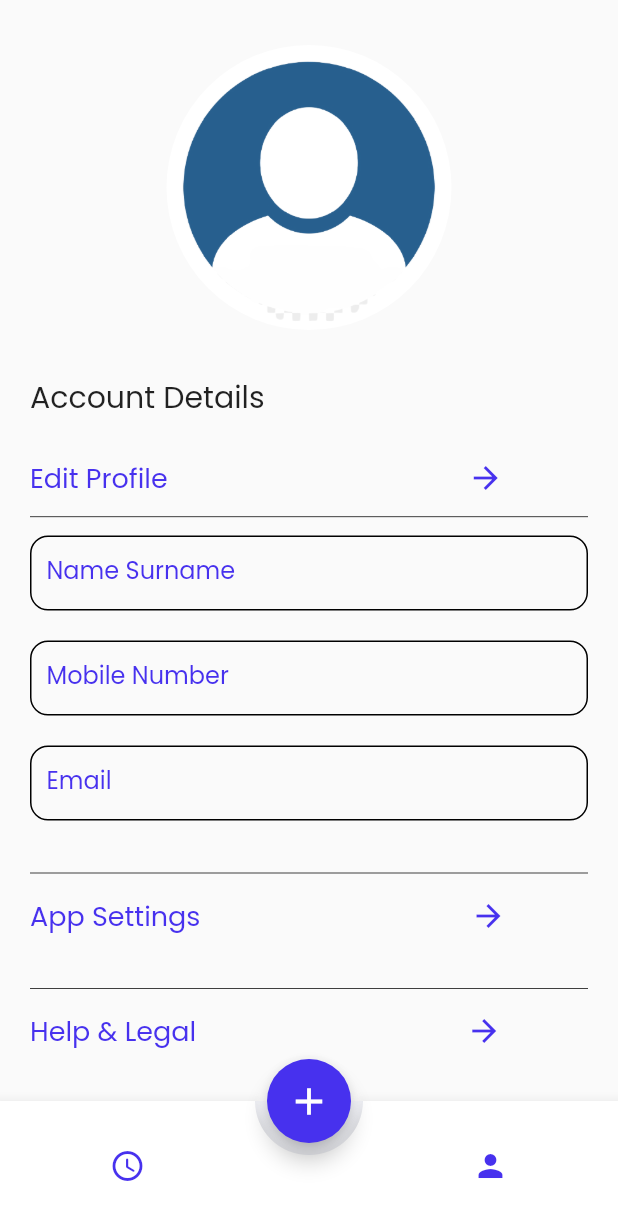
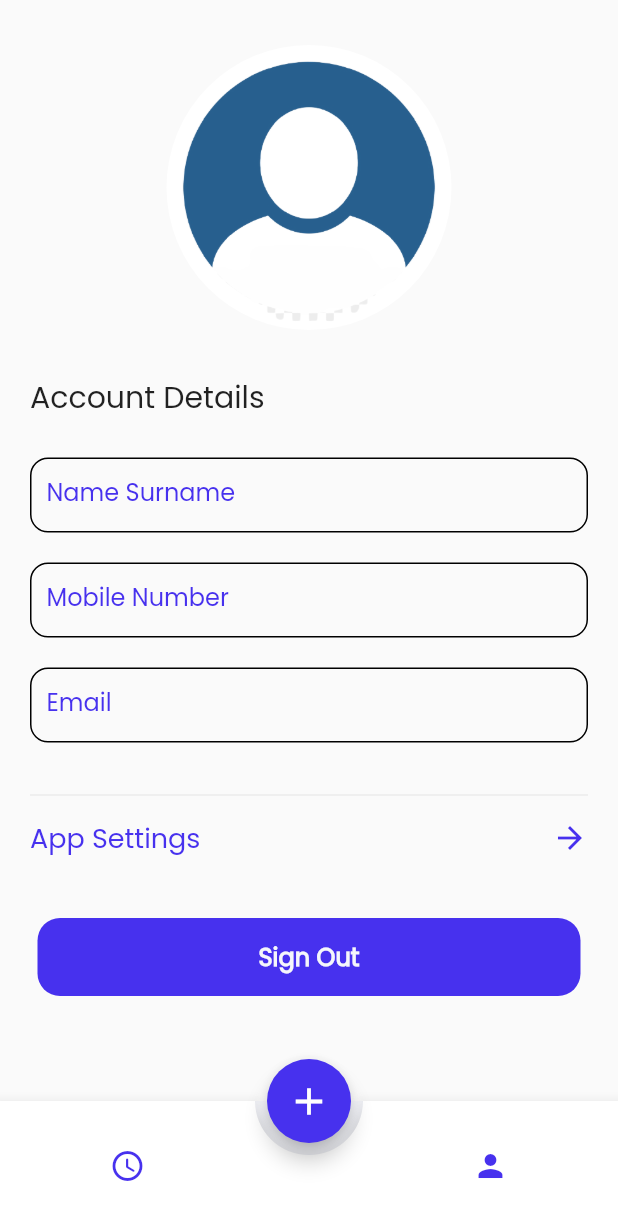
Before and after one commit to pratyushmp/Batua, a Flutter app: the HomeScreen screen opened by its route, item 2 of the bottom bar chosen, on a phone screen of 412 x 824 dp. Shown: the top 1220 px of the screen. Run offline on Flutter 3.47's test engine with Material 2 defaults, Android fonts, the phone set to English and light mode, and no system bars; drawn by our look-alikes of animated_bottom_navigation_bar; our stand-ins replace cloud_firestore, firebase_auth, firebase_core, firebase_database, flutter_spinkit, font_awesome_flutter and 3 more; missing offline and left inert: awesome_slider, flutter_facebook_auth; accounts and stored records are empty.

Commit message:
Fixes #75

```diff
--- a/lib/UI/profile.dart
+++ b/lib/UI/profile.dart
@@ -1,96 +1,68 @@
 import 'package:batua/Services/authentication_service.dart';
 import 'package:batua/utils/constants.dart';
-import'package:flutter/material.dart';
-
+import 'package:flutter/material.dart';
 
 class Myprofile extends StatelessWidget {
-
   final AuthenticationService _auth = AuthenticationService();
 
   //Textfield
-Widget SingleTextBox(String name){
+  Widget singleTextBox(String name) {
     return Column(
       children: [
         Container(
           height: 50,
           width: 390,
           decoration: BoxDecoration(
-                border: Border.all(),
-                borderRadius: BorderRadius.circular(12)
-              ),
+              border: Border.all(), borderRadius: BorderRadius.circular(12)),
           child: Padding(
-            padding:EdgeInsets.symmetric(horizontal: 10,vertical: 10),
-            child: Text(name,style: TextStyle(
-              fontSize: 16,
-              color: secondary_color
-            ),),
+            padding: EdgeInsets.symmetric(horizontal: 10, vertical: 10),
+            child: Text(
+              name,
+              style: TextStyle(fontSize: 16, color: secondary_color),
             ),
           ),
-     SizedBox(height: 20,)
+        ),
+        SizedBox(
+          height: 20,
+        )
       ],
     );
   }
+
 //app settings button
-Widget AppSettingsButton(){
-  return Column(
+  Widget appSettingsButton({
+    BuildContext context,
+    String routeName,
+  }) {
+    return InkWell(
+      onTap: () => Navigator.of(context).pushNamed(routeName),
+      child: Row(
+        mainAxisAlignment: MainAxisAlignment.spaceBetween,
         children: [
-      Row(
-          children: [
-            GestureDetector(
-              // ignore: prefer_const_constructors
-              child: Row(
-
-                // ignore: prefer_const_literals_to_create_immutables
-                children: [
-                  Text('App Settings',style: TextStyle(
+          Text(
+            'App Settings',
+            style: TextStyle(
               fontSize: 18,
-                    color: secondary_color
-                  ),),
-                  SizedBox(width: 180,),
-                  Icon(Icons.arrow_forward,color: secondary_color)
-                ],
-              )
+              color: secondary_color,
+            ),
+          ),
+          Icon(
+            Icons.arrow_forward,
+            color: secondary_color,
           ),
         ],
       ),
-      SizedBox(height: 20,),
-    ],
     );
   }
-// help & legal button
-Widget HelpLegalButton(){
+
+  Widget signOutButton(BuildContext ctx) {
     return Column(
       children: [
-      Row(
-          children: [
-            GestureDetector(
-              // ignore: prefer_const_constructors
-              child: Row(
-
-                // ignore: prefer_const_literals_to_create_immutables
-                children: [
-                  Text('Help & Legal',style: TextStyle(
-                    fontSize: 18,
-                    color: secondary_color
-                  ),),
-                  SizedBox(width: 180,),
-                  Icon(Icons.arrow_forward,color: secondary_color,)
-                ],
-              )
+        SizedBox(
+          height: 20,
         ),
-          ],
-        ),
-      SizedBox(height: 20,),
-    ],
-  );
-}
-// signoutbutton
-Widget SignoutButton(BuildContext ctx){
-  return Column(
-    children: [
-      SizedBox(height: 20,),
         TextButton(
-          onPressed: ()async{
+          onPressed: () async {
             await _auth.signOut();
           },
           child: Text("Sign Out",
@@ -100,45 +72,18 @@ Widget SignoutButton(BuildContext ctx){
                   color: primary_color)),
           style: TextButton.styleFrom(
             backgroundColor: secondary_color,
-                minimumSize:
-                    Size(MediaQuery.of(ctx).size.width - 50, 40),
+            minimumSize: Size(MediaQuery.of(ctx).size.width - 50, 40),
             padding: const EdgeInsets.all(14.0),
             shape: RoundedRectangleBorder(
                 borderRadius: BorderRadius.circular(15.0)),
           ),
         ),
-       SizedBox(height: 20,),
+        SizedBox(
+          height: 20,
+        ),
       ],
     );
   }
-// edit profile
-Widget EditProfile(){
-  return Column(
-    children: [
-      Row(
-          children: [
-            GestureDetector(
-              // ignore: prefer_const_constructors
-              child: Row(
-
-                // ignore: prefer_const_literals_to_create_immutables
-                children: [
-                  Text('Edit Profile',style: TextStyle(
-                    fontSize: 18,
-                    color: secondary_color
-                  ),),
-                  SizedBox(width: 200,),
-                  Icon(Icons.arrow_forward,color: secondary_color)
-                ],
-              )
-              ),
-          ],
-        ),
-
-    ],
-  );
-}
-
 
   @override
   Widget build(BuildContext context) {
@@ -148,8 +93,9 @@ Widget EditProfile(){
           child: Column(
             children: [
               Container(
-                margin: EdgeInsets.only(left: 20,right: 20),
-                child: Center(child:Column(
+                margin: EdgeInsets.only(left: 20, right: 20),
+                child: Center(
+                  child: Column(
                     children: [
                       const SizedBox(height: 30),
                       CircleAvatar(
@@ -157,29 +103,43 @@ Widget EditProfile(){
                         backgroundColor: Colors.white,
                         radius: 95,
                       ),
-                    const SizedBox(height: 30,),
+                      const SizedBox(
+                        height: 30,
+                      ),
                       Row(
-
                         children: [
-                        Text('Account Details',style: TextStyle(
+                          Text(
+                            'Account Details',
+                            style: TextStyle(
                               fontSize: 20,
                               fontWeight: FontWeight.w400,
-                        ),),
+                            ),
+                          ),
                         ],
                       ),
-                    const SizedBox(height: 25,),
-                    EditProfile(),
-                    SizedBox(height: 25,child: Divider(color: Colors.black,thickness: 0.5,),),
-                    SingleTextBox('Name Surname'),
-                    SingleTextBox('Mobile Number'),
-                    SingleTextBox('Email'),
-                    SizedBox(height: 30,child: Divider(color: Colors.black,thickness: 0.5,),),
-                    AppSettingsButton(),
-                    SizedBox(height: 30,child: Divider(color: Colors.black,thickness: 0.5,),),
-                    HelpLegalButton(),
-                    SignoutButton(context)
+                      const SizedBox(
+                        height: 25,
+                      ),
+                      singleTextBox('Name Surname'),
+                      singleTextBox('Mobile Number'),
+                      singleTextBox('Email'),
+                      SizedBox(
+                        height: 30,
+                        child: Divider(
+                          thickness: 0.5,
+                        ),
+                      ),
+                      appSettingsButton(
+                        context: context,
+                        routeName: RouteConstants.settingsScreen,
+                      ),
+                      SizedBox(
+                        height: 20,
+                      ),
+                      signOutButton(context),
                     ],
-                ) ,),
+                  ),
+                ),
               ),
             ],
           ),
--- a/lib/utils/constants.dart
+++ b/lib/utils/constants.dart
@@ -36,4 +36,5 @@ class RouteConstants {
   static const HOME_SCREEN = '/home-screen';
   static const AUTH_WRAPPER = '/auth-wrapper';
   static const createGoalPage = '/create-goal-page';
+  static const settingsScreen = '/settings-screen';
 }
--- a/lib/utils/route_page.dart
+++ b/lib/utils/route_page.dart
@@ -2,6 +2,7 @@ import 'package:batua/Services/auth_wrapper.dart';
 import 'package:batua/UI/create_goal_page.dart';
 import 'package:batua/UI/home_screen.dart';
 import 'package:batua/UI/login_screen.dart';
+import 'package:batua/UI/settings_screen.dart';
 import 'package:batua/UI/sign_up.dart';
 import 'package:batua/UI/user_details_screen.dart';
 import 'package:batua/utils/constants.dart';
@@ -34,6 +35,10 @@ class RoutePage {
         return PageRouteBuilder(
           pageBuilder: (ctx, firstAni, secondAni) => CreateGoalPage(),
         );
+      case RouteConstants.settingsScreen:
+        return PageRouteBuilder(
+          pageBuilder: (ctx, firstAni, secondAni) => SettingsScreen(),
+        );
     }
   }
 }
```
Also changed, not shown: lib/UI/settings_screen.dart (added, +93 -0 lines). Lines whose indentation alone changed are shown as unchanged.
